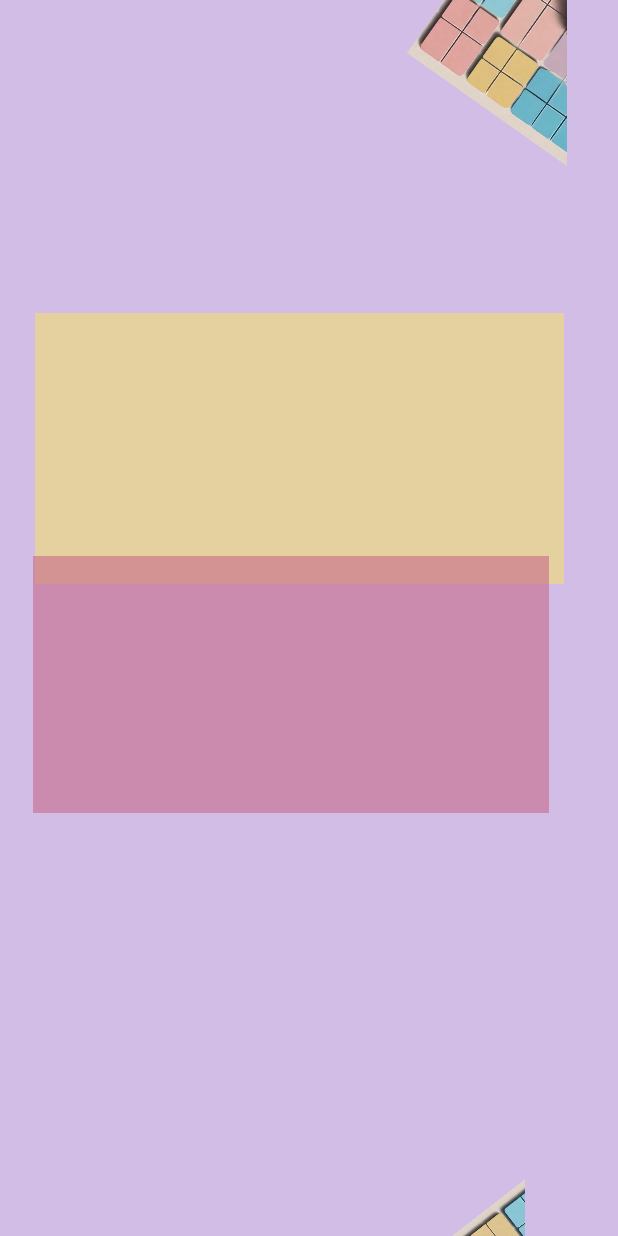
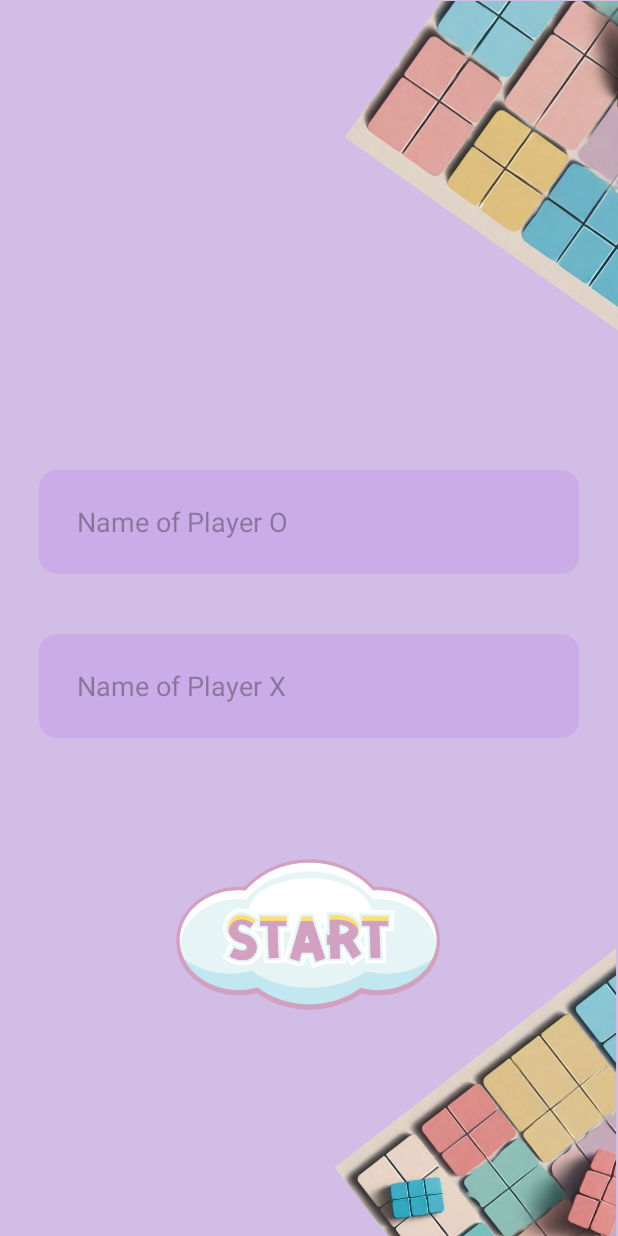
Before and after one commit to sasuka-20/tic-tac-toe-002, an Android app: the EnterNamesActivity screen opened directly, with no data from a screen before it, on a phone screen of 412 x 824 dp. Run offline under Robolectric (Android 15) with nearby library versions, the phone set to English and light mode, and no system bars.

Commit message:
TT | UI layout update

```diff
--- a/app/src/main/java/com/example/tic_tac_toe_002/EnterNamesActivity.kt
+++ b/app/src/main/java/com/example/tic_tac_toe_002/EnterNamesActivity.kt
@@ -3,6 +3,7 @@ package com.example.tic_tac_toe_002
 import android.content.Intent
 import androidx.appcompat.app.AppCompatActivity
 import android.os.Bundle
+import androidx.activity.enableEdgeToEdge
 import com.example.tic_tac_toe_002.databinding.ActivityEnterNamesBinding
 
 class EnterNamesActivity : AppCompatActivity() {
@@ -11,6 +12,7 @@ class EnterNamesActivity : AppCompatActivity() {
 
     override fun onCreate(savedInstanceState: Bundle?) {
         super.onCreate(savedInstanceState)
+        enableEdgeToEdge()
         binding = ActivityEnterNamesBinding.inflate(layoutInflater)
         setContentView(binding.root)
 
--- a/app/src/main/java/com/example/tic_tac_toe_002/MainActivity.kt
+++ b/app/src/main/java/com/example/tic_tac_toe_002/MainActivity.kt
@@ -3,6 +3,7 @@ package com.example.tic_tac_toe_002
 import android.content.Intent
 import androidx.appcompat.app.AppCompatActivity
 import android.os.Bundle
+import androidx.activity.enableEdgeToEdge
 import com.example.tic_tac_toe_002.databinding.ActivityMainBinding
 
 class MainActivity : AppCompatActivity() {
@@ -11,6 +12,7 @@ class MainActivity : AppCompatActivity() {
 
     override fun onCreate(savedInstanceState: Bundle?) {
         super.onCreate(savedInstanceState)
+        enableEdgeToEdge()
         binding = ActivityMainBinding.inflate(layoutInflater)
         setContentView(binding.root)
 
--- /dev/null
+++ b/app/src/main/res/drawable/board.xml
@@ -0,0 +1,16 @@
+<vector xmlns:android="http://schemas.android.com/apk/res/android"
+    android:width="233dp"
+    android:height="233dp"
+    android:viewportWidth="233"
+    android:viewportHeight="233">
+  <path
+      android:pathData="M19,16L207,16A11,11 0,0 1,218 27L218,214A11,11 0,0 1,207 225L19,225A11,11 0,0 1,8 214L8,27A11,11 0,0 1,19 16z"
+      android:strokeWidth="10"
+      android:fillColor="#C9F9FC"
+      android:strokeColor="#000000"/>
+  <path
+      android:pathData="M23,11L211,11A12,12 0,0 1,223 23L223,210A12,12 0,0 1,211 222L23,222A12,12 0,0 1,11 210L11,23A12,12 0,0 1,23 11z"
+      android:strokeWidth="8"
+      android:fillColor="#C9F9FC"
+      android:strokeColor="#000000"/>
+</vector>
--- /dev/null
+++ b/app/src/main/res/drawable/level_bg.xml
@@ -0,0 +1,18 @@
+<vector
+    xmlns:android="http://schemas.android.com/apk/res/android"
+    xmlns:aapt="http://schemas.android.com/aapt"
+    android:width="282dp"
+    android:height="60dp"
+    android:viewportWidth="282"
+    android:viewportHeight="60"
+    >
+    <group>
+        <clip-path
+            android:pathData="M10 0H272C277.523 0 282 4.47715 282 10V50C282 55.5228 277.523 60 272 60H10C4.47715 60 0 55.5228 0 50V10C0 4.47715 4.47715 0 10 0Z"
+            />
+        <path
+            android:pathData="M0 0V60H282V0"
+            android:fillColor="#178000FF"
+            />
+    </group>
+</vector>
--- a/app/src/main/res/layout/activity_enter_names.xml
+++ b/app/src/main/res/layout/activity_enter_names.xml
@@ -1,84 +1,84 @@
 <?xml version="1.0" encoding="utf-8"?>
-<RelativeLayout xmlns:android="http://schemas.android.com/apk/res/android"
+<androidx.constraintlayout.widget.ConstraintLayout xmlns:android="http://schemas.android.com/apk/res/android"
     xmlns:app="http://schemas.android.com/apk/res-auto"
     xmlns:tools="http://schemas.android.com/tools"
     android:layout_width="match_parent"
     android:layout_height="match_parent"
-    android:background="#D2BDE6"
+    android:background="@color/primary_color"
     tools:context=".EnterNamesActivity">
-
-    <EditText
-        android:id="@+id/playerXName"
-        android:layout_width="399dp"
-        android:layout_height="94dp"
-        android:layout_alignParentStart="true"
-        android:layout_alignParentTop="true"
-        android:layout_alignParentEnd="true"
-        android:layout_alignParentBottom="true"
-        android:layout_marginStart="23dp"
-        android:layout_marginTop="389dp"
-        android:layout_marginEnd="36dp"
-        android:layout_marginBottom="615dp"
-        android:background="#7CA59B43"
-        android:backgroundTint="#D3FFEB3B"
-        android:hint="Player X Name" />
-
-    <EditText
-        android:id="@+id/playerOName"
-        android:layout_width="wrap_content"
-        android:layout_height="103dp"
-        android:layout_alignParentStart="true"
-        android:layout_alignParentTop="true"
-        android:layout_alignParentEnd="true"
-        android:layout_alignParentBottom="true"
-        android:layout_marginStart="22dp"
-        android:layout_marginTop="542dp"
-        android:layout_marginEnd="46dp"
-        android:layout_marginBottom="453dp"
-        android:background="#AB220F15"
-        android:backgroundTint="#E2C66B8A"
-        android:hint="Player O Name" />
 
     <ImageView
         android:id="@+id/startGameBtn"
-        android:layout_width="262dp"
-        android:layout_height="103dp"
-        android:layout_alignParentStart="true"
-        android:layout_alignParentTop="true"
-        android:layout_alignParentEnd="true"
-        android:layout_alignParentBottom="true"
-        android:layout_marginStart="93dp"
-        android:layout_marginTop="743dp"
-        android:layout_marginEnd="113dp"
-        android:layout_marginBottom="249dp"
+        android:layout_width="176dp"
+        android:layout_height="106dp"
+        android:layout_marginBottom="148dp"
+        app:layout_constraintBottom_toBottomOf="parent"
+        app:layout_constraintEnd_toEndOf="parent"
+        app:layout_constraintHorizontal_bias="0.497"
+        app:layout_constraintStart_toStartOf="parent"
         app:srcCompat="@drawable/start" />
 
     <ImageView
-        android:id="@+id/imageView5"
-        android:layout_width="414dp"
-        android:layout_height="438dp"
-        android:layout_alignParentStart="true"
-        android:layout_alignParentTop="true"
-        android:layout_alignParentEnd="true"
-        android:layout_alignParentBottom="true"
-        android:layout_marginStart="184dp"
-        android:layout_marginTop="-18dp"
-        android:layout_marginEnd="-53dp"
-        android:layout_marginBottom="688dp"
+        android:id="@+id/imageView6"
+        android:layout_width="190dp"
+        android:layout_height="199dp"
+        app:layout_constraintBottom_toBottomOf="parent"
+        app:layout_constraintEnd_toEndOf="parent"
+        app:srcCompat="@drawable/photo2" />
+
+    <ImageView
+        android:id="@+id/imageView7"
+        android:layout_width="182dp"
+        android:layout_height="264dp"
+        app:layout_constraintEnd_toEndOf="parent"
+        app:layout_constraintTop_toTopOf="parent"
         app:srcCompat="@drawable/photo" />
 
-    <ImageView
-        android:id="@+id/imageView6"
-        android:layout_width="345dp"
-        android:layout_height="375dp"
-        android:layout_alignParentStart="true"
-        android:layout_alignParentTop="true"
-        android:layout_alignParentEnd="true"
-        android:layout_alignParentBottom="true"
-        android:layout_marginStart="157dp"
-        android:layout_marginTop="782dp"
-        android:layout_marginEnd="-34dp"
-        android:layout_marginBottom="-61dp"
-        app:srcCompat="@drawable/photo2" />
+    <LinearLayout
+        android:layout_width="wrap_content"
+        android:layout_height="wrap_content"
+        android:orientation="vertical"
+        app:layout_constraintBottom_toTopOf="@+id/startGameBtn"
+        app:layout_constraintEnd_toEndOf="parent"
+        app:layout_constraintStart_toStartOf="parent"
+        app:layout_constraintTop_toTopOf="parent"
+        app:layout_constraintVertical_bias="0.8">
 
-</RelativeLayout>
+        <RelativeLayout
+            android:layout_width="360dp"
+            android:layout_height="69dp"
+            android:layout_marginBottom="40dp"
+            android:background="@drawable/level_bg"
+            android:gravity="center">
+
+            <EditText
+                android:id="@+id/playerOName"
+                android:layout_width="match_parent"
+                android:layout_height="match_parent"
+                android:layout_marginStart="25dp"
+                android:layout_marginEnd="15dp"
+                android:background="@null"
+                android:ems="10"
+                android:hint="@string/nameO"
+                android:inputType="text" />
+        </RelativeLayout>
+
+        <RelativeLayout
+            android:layout_width="360dp"
+            android:layout_height="69dp"
+            android:background="@drawable/level_bg">
+
+            <EditText
+                android:id="@+id/playerXName"
+                android:layout_width="match_parent"
+                android:layout_height="match_parent"
+                android:layout_marginStart="25dp"
+                android:layout_marginEnd="15dp"
+                android:background="@null"
+                android:ems="10"
+                android:hint="@string/nameX"
+                android:inputType="text" />
+        </RelativeLayout>
+    </LinearLayout>
+
+</androidx.constraintlayout.widget.ConstraintLayout>
--- a/app/src/main/res/layout/activity_game.xml
+++ b/app/src/main/res/layout/activity_game.xml
@@ -9,20 +9,11 @@
     tools:context=".GameActivity">
 
     <TextView
-        android:layout_width="wrap_content"
-        android:layout_height="wrap_content"
-        android:layout_gravity="center"
-        android:layout_margin="8dp"
-        android:padding="8dp"
-        android:text="@string/app_name"
-        android:textSize="28sp"
-        android:textStyle="bold" />
-
-    <TextView
         android:id="@+id/game_status_text"
         android:layout_width="match_parent"
         android:layout_height="wrap_content"
-        android:layout_margin="10dp"
+        android:layout_marginTop="80dp"
+        android:layout_marginBottom="50dp"
         android:gravity="center"
         android:letterSpacing="0.04"
         android:text="Game not started"
@@ -38,8 +29,8 @@
 
         <Button
             android:id="@+id/btn_0"
-            android:layout_width="match_parent"
-            android:layout_height="wrap_content"
+            android:layout_width="100dp"
+            android:layout_height="100dp"
             android:layout_margin="8dp"
             android:tag="0"
             android:textSize="60sp"
@@ -170,16 +161,4 @@
         android:textColor="#000000"
         android:textSize="16sp" />
 
-    <ImageView
-        android:id="@+id/imageView2"
-        android:layout_width="match_parent"
-        android:layout_height="wrap_content"
-        app:srcCompat="@drawable/photo" />
-
-    <ImageView
-        android:id="@+id/imageView4"
-        android:layout_width="match_parent"
-        android:layout_height="wrap_content"
-        app:srcCompat="@drawable/photo" />
-
 </LinearLayout>
--- a/app/src/main/res/layout/activity_main.xml
+++ b/app/src/main/res/layout/activity_main.xml
@@ -5,7 +5,6 @@
     android:id="@+id/main"
     android:layout_width="match_parent"
     android:layout_height="match_parent"
-    android:layout_margin="16dp"
     android:background="#D2BDE6"
     android:gravity="center"
     android:orientation="vertical"
@@ -13,8 +12,9 @@
 
     <ImageView
         android:id="@+id/imageView"
-        android:layout_width="207dp"
-        android:layout_height="476dp"
+        android:layout_width="212dp"
+        android:layout_height="368dp"
+        android:layout_marginBottom="50dp"
         app:srcCompat="@drawable/tic_tac_toe" />
 
     <ImageView
--- a/app/src/main/res/values/colors.xml
+++ b/app/src/main/res/values/colors.xml
@@ -2,4 +2,6 @@
 <resources>
     <color name="black">#FF000000</color>
     <color name="white">#FFFFFFFF</color>
+    <color name="primary_color">#D2BDE6</color>
+    <color name="text_bg_color">#816A96</color>
 </resources>
--- a/app/src/main/res/values/strings.xml
+++ b/app/src/main/res/values/strings.xml
@@ -1,3 +1,5 @@
 <resources>
     <string name="app_name">tic-tac-toe-002</string>
+    <string name="nameX">Name of Player X</string>
+    <string name="nameO">Name of Player O</string>
 </resources>
```
